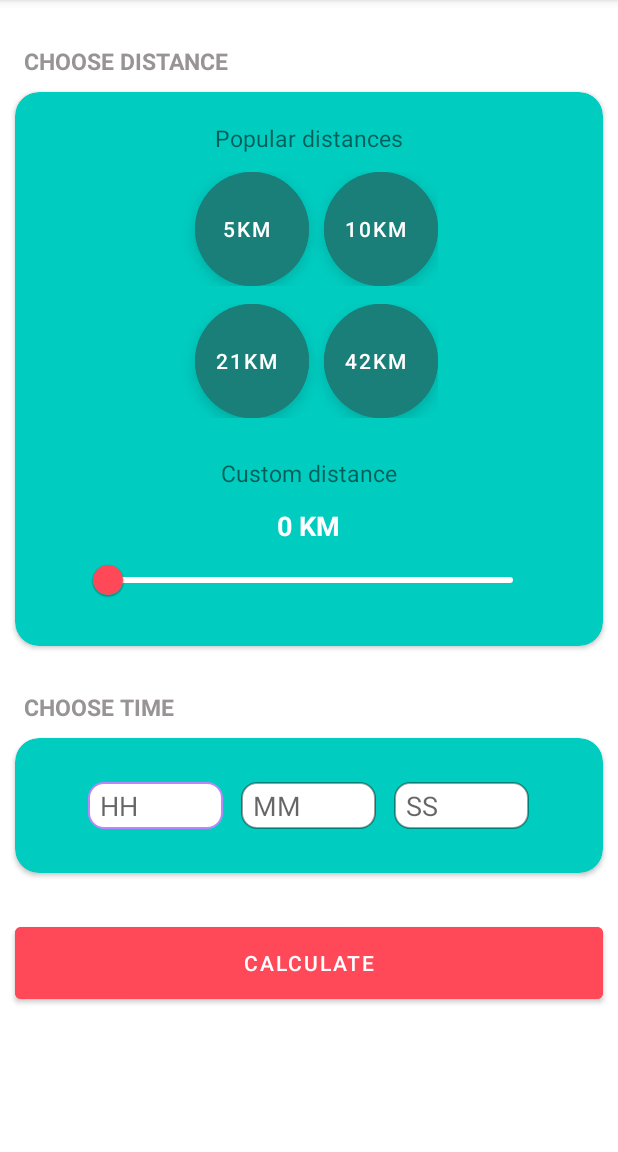
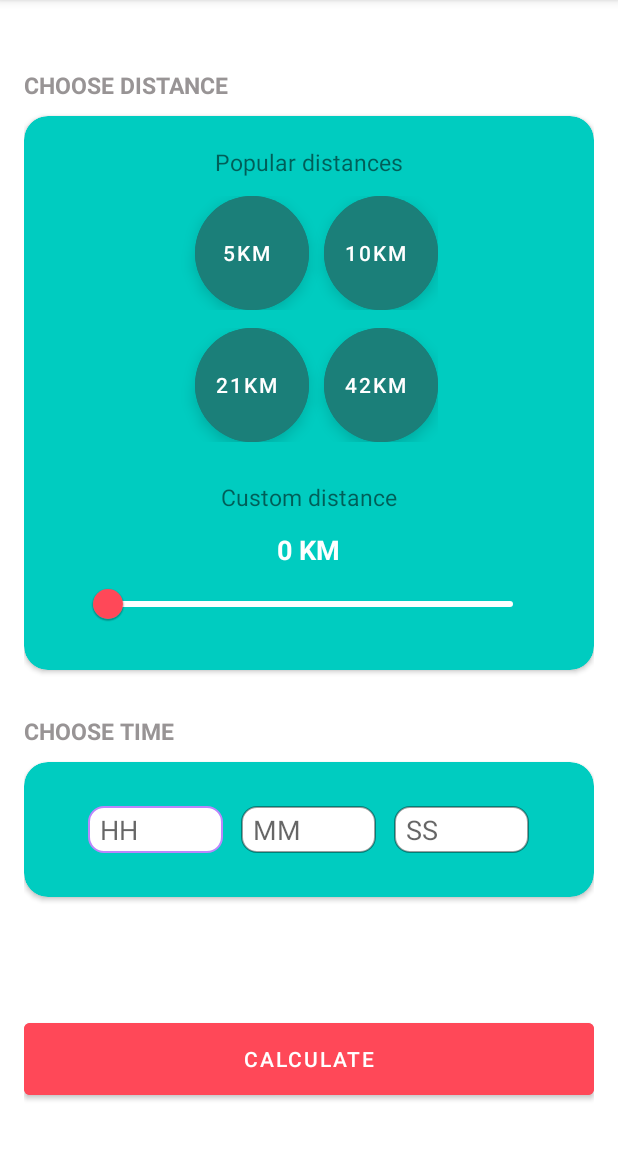
Before and after one commit to sergiolpzgmz/running-pace-calculator-android, an Android app: the screen it shows after launch (PaceCalculatorActivity), on a phone screen of 412 x 824 dp, the part 84-1236 px from its top. Run offline under Robolectric (Android 15) with nearby library versions, the phone set to English and light mode, and no system bars.

Commit message:
Version 0.1 (added preview)

```diff
--- a/app/src/main/res/layout/activity_pace_calculator.xml
+++ b/app/src/main/res/layout/activity_pace_calculator.xml
@@ -4,13 +4,13 @@
     xmlns:tools="http://schemas.android.com/tools"
     android:layout_width="match_parent"
     android:layout_height="match_parent"
+    android:padding="16dp"
     tools:context=".view.PaceCalculatorActivity">
 
     <TextView
         android:id="@+id/tvChooseDistance"
         android:layout_width="wrap_content"
         android:layout_height="wrap_content"
-        android:layout_marginStart="16dp"
         android:layout_marginTop="30dp"
         android:text="@string/choose_distance"
         android:textAllCaps="true"
@@ -24,7 +24,6 @@
         android:id="@+id/cvDistance"
         android:layout_width="0dp"
         android:layout_height="wrap_content"
-        android:layout_marginHorizontal="10dp"
         android:layout_marginVertical="10dp"
         android:backgroundTint="@color/card_background"
         app:cardCornerRadius="16dp"
@@ -146,7 +145,6 @@
         android:id="@+id/tvTime"
         android:layout_width="wrap_content"
         android:layout_height="wrap_content"
-        android:layout_marginStart="16dp"
         android:layout_marginTop="30dp"
         android:text="@string/choose_time"
         android:textAllCaps="true"
@@ -160,7 +158,6 @@
         android:id="@+id/cvTime"
         android:layout_width="0dp"
         android:layout_height="90dp"
-        android:layout_marginHorizontal="10dp"
         android:layout_marginVertical="10dp"
         android:backgroundTint="@color/card_background"
         app:cardCornerRadius="16dp"
@@ -225,13 +222,12 @@
         android:id="@+id/btnCalculate"
         android:layout_width="match_parent"
         android:layout_height="60dp"
-        android:layout_marginHorizontal="10dp"
-        android:layout_marginTop="30dp"
+        android:layout_marginBottom="16dp"
         android:backgroundTint="@color/emphasis"
         android:text="@string/calculate"
+        app:layout_constraintBottom_toBottomOf="parent"
         app:layout_constraintEnd_toEndOf="parent"
-        app:layout_constraintStart_toStartOf="parent"
-        app:layout_constraintTop_toBottomOf="@id/cvTime" />
+        app:layout_constraintStart_toStartOf="parent" />
 
 
 </androidx.constraintlayout.widget.ConstraintLayout>
```
Also changed, not shown: 5 other files.
